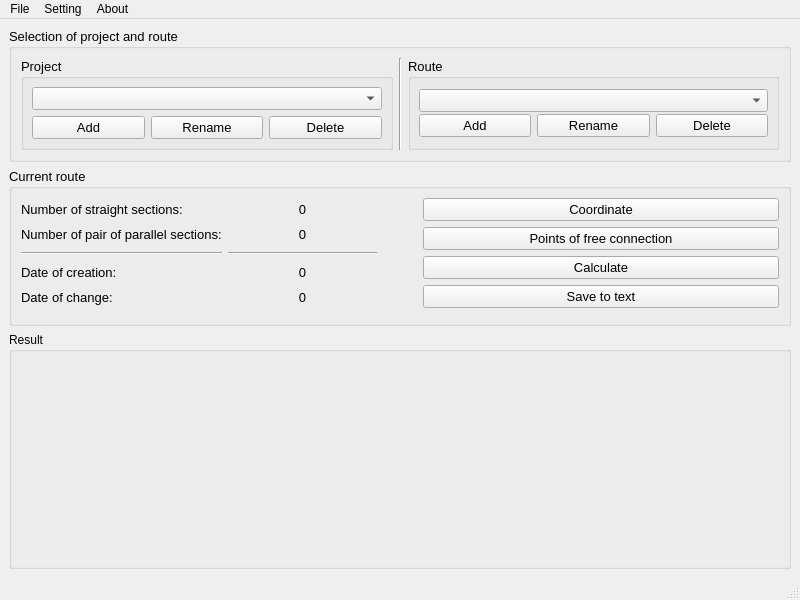
Above: route-calc/wmain.ui from anhptvolga/route-cal before the change. Below: the same form after it.
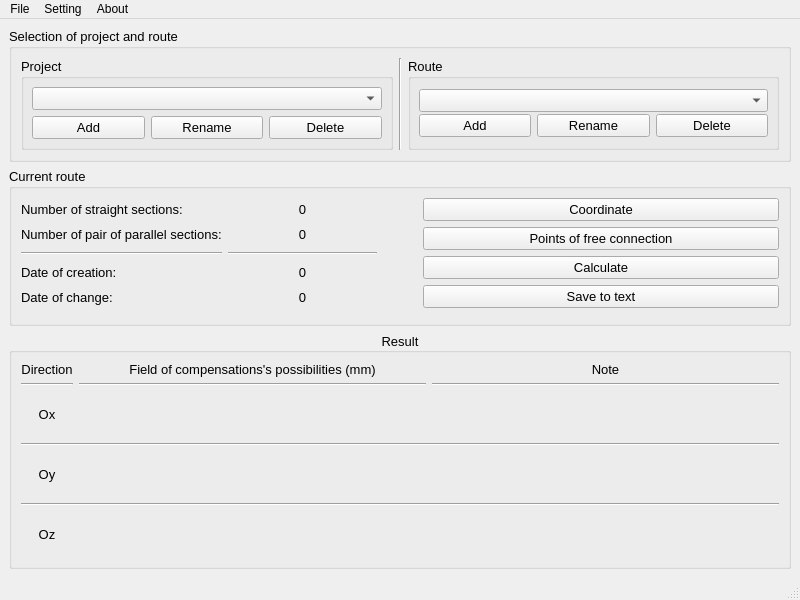
That is the form after the change.

Commit message: written save and load from UI and fix some errors

The edit to the form file:
```diff
--- a/route-calc/wmain.ui
+++ b/route-calc/wmain.ui
@@ -339,9 +339,255 @@
     </item>
     <item>
      <widget class="QGroupBox" name="groupBox_3">
+      <property name="font">
+       <font>
+        <pointsize>10</pointsize>
+       </font>
+      </property>
       <property name="title">
        <string>Result</string>
       </property>
+      <property name="alignment">
+       <set>Qt::AlignCenter</set>
+      </property>
+      <layout class="QGridLayout" name="gridLayout_2">
+       <item row="2" column="0">
+        <widget class="QLabel" name="label_3">
+         <property name="sizePolicy">
+          <sizepolicy hsizetype="Preferred" vsizetype="Preferred">
+           <horstretch>0</horstretch>
+           <verstretch>0</verstretch>
+          </sizepolicy>
+         </property>
+         <property name="font">
+          <font>
+           <pointsize>10</pointsize>
+          </font>
+         </property>
+         <property name="text">
+          <string>Ox</string>
+         </property>
+         <property name="alignment">
+          <set>Qt::AlignCenter</set>
+         </property>
+        </widget>
+       </item>
+       <item row="0" column="2">
+        <widget class="QLabel" name="label_17">
+         <property name="sizePolicy">
+          <sizepolicy hsizetype="Preferred" vsizetype="Fixed">
+           <horstretch>0</horstretch>
+           <verstretch>0</verstretch>
+          </sizepolicy>
+         </property>
+         <property name="font">
+          <font>
+           <pointsize>10</pointsize>
+          </font>
+         </property>
+         <property name="text">
+          <string>Note</string>
+         </property>
+         <property name="alignment">
+          <set>Qt::AlignCenter</set>
+         </property>
+        </widget>
+       </item>
+       <item row="2" column="1">
+        <widget class="QLabel" name="field_ox">
+         <property name="font">
+          <font>
+           <pointsize>10</pointsize>
+          </font>
+         </property>
+         <property name="text">
+          <string/>
+         </property>
+         <property name="alignment">
+          <set>Qt::AlignCenter</set>
+         </property>
+        </widget>
+       </item>
+       <item row="0" column="0">
+        <widget class="QLabel" name="label_2">
+         <property name="sizePolicy">
+          <sizepolicy hsizetype="Fixed" vsizetype="Fixed">
+           <horstretch>0</horstretch>
+           <verstretch>0</verstretch>
+          </sizepolicy>
+         </property>
+         <property name="font">
+          <font>
+           <pointsize>10</pointsize>
+          </font>
+         </property>
+         <property name="text">
+          <string>Direction</string>
+         </property>
+         <property name="alignment">
+          <set>Qt::AlignCenter</set>
+         </property>
+        </widget>
+       </item>
+       <item row="4" column="2">
+        <widget class="QLabel" name="note_oy">
+         <property name="text">
+          <string/>
+         </property>
+         <property name="alignment">
+          <set>Qt::AlignCenter</set>
+         </property>
+        </widget>
+       </item>
+       <item row="6" column="0">
+        <widget class="QLabel" name="label_12">
+         <property name="sizePolicy">
+          <sizepolicy hsizetype="Preferred" vsizetype="Preferred">
+           <horstretch>0</horstretch>
+           <verstretch>0</verstretch>
+          </sizepolicy>
+         </property>
+         <property name="font">
+          <font>
+           <pointsize>10</pointsize>
+          </font>
+         </property>
+         <property name="text">
+          <string>Oz</string>
+         </property>
+         <property name="alignment">
+          <set>Qt::AlignCenter</set>
+         </property>
+        </widget>
+       </item>
+       <item row="0" column="1">
+        <widget class="QLabel" name="label_13">
+         <property name="sizePolicy">
+          <sizepolicy hsizetype="Preferred" vsizetype="Fixed">
+           <horstretch>0</horstretch>
+           <verstretch>0</verstretch>
+          </sizepolicy>
+         </property>
+         <property name="font">
+          <font>
+           <pointsize>10</pointsize>
+          </font>
+         </property>
+         <property name="text">
+          <string>Field of compensations's possibilities (mm)</string>
+         </property>
+         <property name="alignment">
+          <set>Qt::AlignCenter</set>
+         </property>
+        </widget>
+       </item>
+       <item row="4" column="1">
+        <widget class="QLabel" name="field_oy">
+         <property name="font">
+          <font>
+           <pointsize>10</pointsize>
+          </font>
+         </property>
+         <property name="text">
+          <string/>
+         </property>
+         <property name="alignment">
+          <set>Qt::AlignCenter</set>
+         </property>
+        </widget>
+       </item>
+       <item row="4" column="0">
+        <widget class="QLabel" name="label_11">
+         <property name="sizePolicy">
+          <sizepolicy hsizetype="Preferred" vsizetype="Preferred">
+           <horstretch>0</horstretch>
+           <verstretch>0</verstretch>
+          </sizepolicy>
+         </property>
+         <property name="font">
+          <font>
+           <pointsize>10</pointsize>
+          </font>
+         </property>
+         <property name="text">
+          <string>Oy</string>
+         </property>
+         <property name="alignment">
+          <set>Qt::AlignCenter</set>
+         </property>
+        </widget>
+       </item>
+       <item row="6" column="1">
+        <widget class="QLabel" name="field_oz">
+         <property name="font">
+          <font>
+           <pointsize>10</pointsize>
+          </font>
+         </property>
+         <property name="text">
+          <string/>
+         </property>
+         <property name="alignment">
+          <set>Qt::AlignCenter</set>
+         </property>
+        </widget>
+       </item>
+       <item row="6" column="2">
+        <widget class="QLabel" name="note_oz">
+         <property name="text">
+          <string/>
+         </property>
+         <property name="alignment">
+          <set>Qt::AlignCenter</set>
+         </property>
+        </widget>
+       </item>
+       <item row="2" column="2">
+        <widget class="QLabel" name="note_ox">
+         <property name="text">
+          <string/>
+         </property>
+         <property name="alignment">
+          <set>Qt::AlignCenter</set>
+         </property>
+        </widget>
+       </item>
+       <item row="3" column="0" colspan="3">
+        <widget class="Line" name="line_4">
+         <property name="orientation">
+          <enum>Qt::Horizontal</enum>
+         </property>
+        </widget>
+       </item>
+       <item row="5" column="0" colspan="3">
+        <widget class="Line" name="line_5">
+         <property name="orientation">
+          <enum>Qt::Horizontal</enum>
+         </property>
+        </widget>
+       </item>
+       <item row="1" column="0">
+        <widget class="Line" name="line_6">
+         <property name="orientation">
+          <enum>Qt::Horizontal</enum>
+         </property>
+        </widget>
+       </item>
+       <item row="1" column="1">
+        <widget class="Line" name="line_7">
+         <property name="orientation">
+          <enum>Qt::Horizontal</enum>
+         </property>
+        </widget>
+       </item>
+       <item row="1" column="2">
+        <widget class="Line" name="line_8">
+         <property name="orientation">
+          <enum>Qt::Horizontal</enum>
+         </property>
+        </widget>
+       </item>
+      </layout>
      </widget>
     </item>
    </layout>
```
Left out of the diff: 8 changed lines with no effect on the pictures. The commit also changes 2 other files.
